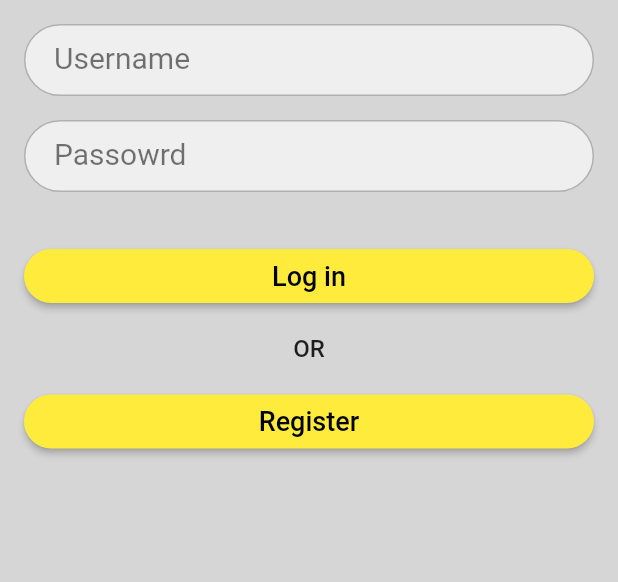
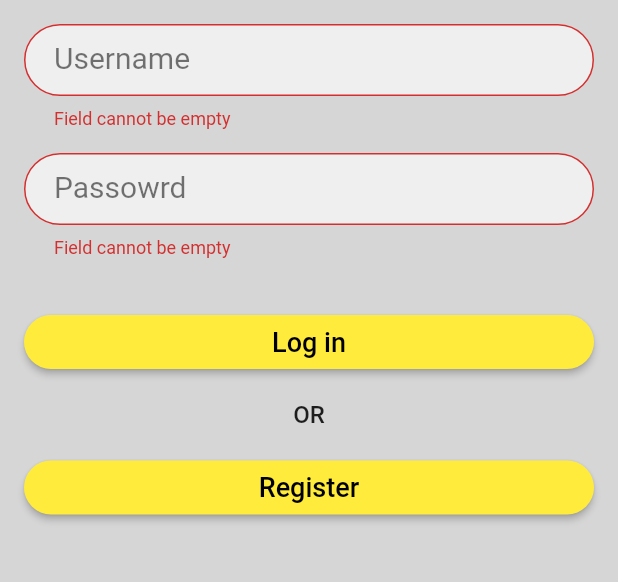
Before and after one commit to FadyAhmed/Nexus-Market-Place, a Flutter app: the SignInScreen screen opened directly, after a tap on "Log in", on a phone screen of 412 x 824 dp, the part 375-957 px from its top. Run offline on Flutter 3.47's test engine with Material 2 defaults, Android fonts, the phone set to English and light mode, and no system bars; our stand-ins replace cached_network_image, equatable, flutter_cache_manager; missing offline and left inert: ansicolor; accounts and stored records are empty; network calls fail.

Commit message:
bug fixes

```diff
--- a/lib/screens/navigation/explore.dart
+++ b/lib/screens/navigation/explore.dart
@@ -106,7 +106,7 @@ class _ExploreScreenState extends State<ExploreScreen> {
                                       overflow: TextOverflow.ellipsis,
                                     ),
                                     const SizedBox(height: 5),
-                                    Text(item.price.toStringAsFixed(2),
+                                    Text('\$ ' + item.price.toStringAsFixed(2),
                                         overflow: TextOverflow.ellipsis,
                                         style: Theme.of(context)
                                             .textTheme
--- a/lib/screens/regestration/signin_screen.dart
+++ b/lib/screens/regestration/signin_screen.dart
@@ -21,13 +21,15 @@ class SignInScreen extends StatefulWidget {
 }
 
 class _SignInScreenState extends State<SignInScreen> {
-  TextEditingController _username = TextEditingController();
-  TextEditingController _password = TextEditingController();
+  final GlobalKey<FormState> _formKey = GlobalKey<FormState>();
+  final TextEditingController _username = TextEditingController();
+  final TextEditingController _password = TextEditingController();
   bool _bigLoading = false;
 
   Future<void> submitForm() async {
     try {
-      Login loginData =
+      if (_formKey.currentState!.validate()) {
+        Login loginData =
           Login(username: _username.text, password: _password.text);
       await Provider.of<AuthenticationProvider>(context, listen: false)
           .signIn(loginData);
@@ -35,6 +37,7 @@ class _SignInScreenState extends State<SignInScreen> {
       Navigator.of(context).pushAndRemoveUntil(
           MaterialPageRoute(builder: (context) => MarketHomePage()),
           (Route<dynamic> route) => false);
+      }
     } on ServerException catch (e) {
       showMessageDialogue(context, e.message);
     }
@@ -69,6 +72,7 @@ class _SignInScreenState extends State<SignInScreen> {
                         mainAxisAlignment: MainAxisAlignment.center,
                         children: [
                           Form(
+                            key: _formKey,
                             child: Padding(
                               padding: const EdgeInsets.all(8.0),
                               child: Column(children: [
@@ -76,11 +80,16 @@ class _SignInScreenState extends State<SignInScreen> {
                                   padding: const EdgeInsets.all(8.0),
                                   child: myTextFormField(
                                     key: 'username',
-                                      context: context,
-                                      textInputType: TextInputType.name,
-                                      controller: _username,
-                                      hint: "Enter user name",
-                                      label: "Username"),
+                                    context: context,
+                                    textInputType: TextInputType.name,
+                                    controller: _username,
+                                    hint: "Enter user name",
+                                    label: "Username",
+                                    validator: (val) =>
+                                        val == null || val.isEmpty
+                                            ? 'Field cannot be empty'
+                                            : null,
+                                  ),
                                 ),
                                 Padding(
                                   padding: const EdgeInsets.all(8.0),
@@ -93,6 +102,10 @@ class _SignInScreenState extends State<SignInScreen> {
                                     label: "Passowrd",
                                     obsecure: true,
                                     controller: _password,
+                                    validator: (val) =>
+                                        val == null || val.isEmpty
+                                            ? 'Field cannot be empty'
+                                            : null,
                                   ),
                                 ),
                               ]),
--- a/lib/screens/seller_item_details.dart
+++ b/lib/screens/seller_item_details.dart
@@ -10,6 +10,7 @@ import 'package:ds_market_place/models/store_item.dart';
 import 'package:ds_market_place/providers/inventories_provider.dart';
 import 'package:ds_market_place/providers/stores_provider.dart';
 import 'package:flutter/material.dart';
+import 'package:flutter_cache_manager/flutter_cache_manager.dart';
 import 'package:provider/provider.dart';
 
 import '../constants.dart';
@@ -106,8 +107,7 @@ class _OnSaleItemDetailsScreenState extends State<OnSaleItemDetailsScreen> {
               mainAxisAlignment: MainAxisAlignment.start,
               children: [
                 MyCachedImg(
-                  widget.inventoryItem?.imageLink ??
-                      widget.storeItem!.imageLink,
+                  inventoryItem?.imageLink ?? storeItem!.imageLink,
                   100,
                   100,
                 ),
```
Also changed, not shown: lib/providers/stores_provider.dart (+21 -6 lines), lib/screens/explore/purshace_item.dart (+20 -3 lines), lib/screens/navigation/inventory.dart (+18 -9 lines), lib/screens/navigation/store.dart (+13 -5 lines), lib/screens/search_screen.dart (+9 -0 lines).
